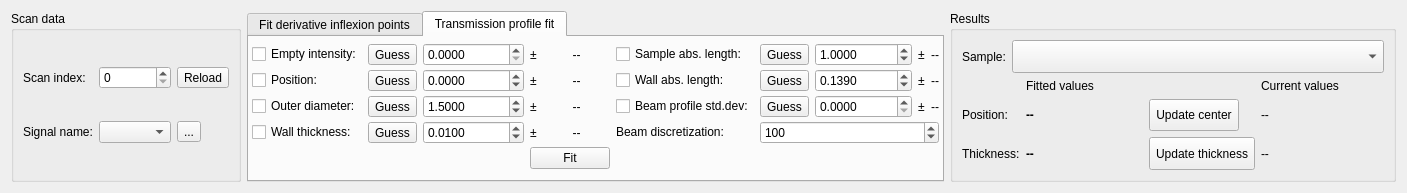
Above: cct/qtgui2/tools/capillarysizer/capillarysizer.ui from awacha/cct before the change. Below: the same form after it.
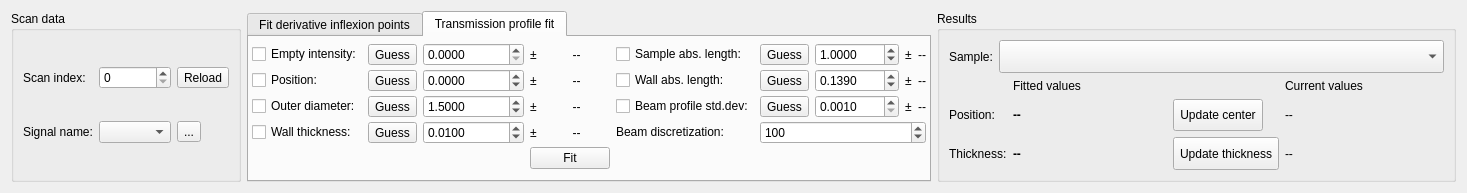
That is the form after the change. The open tabs and pages were chosen to show the change. Icons and pictures are not drawn.

Commit message: Debugging capillary size fitter

```diff
--- a/cct/qtgui2/tools/capillarysizer/capillarysizer.ui
+++ b/cct/qtgui2/tools/capillarysizer/capillarysizer.ui
@@ -6,7 +6,7 @@
    <rect>
     <x>0</x>
     <y>0</y>
-    <width>1407</width>
+    <width>1467</width>
     <height>193</height>
    </rect>
   </property>
@@ -2100,8 +2100,14 @@
            <property name="decimals">
             <number>4</number>
            </property>
+           <property name="minimum">
+            <double>0.000100000000000</double>
+           </property>
            <property name="maximum">
-            <double>100000000000000.000000000000000</double>
+            <double>1000.000000000000000</double>
+           </property>
+           <property name="singleStep">
+            <double>0.010000000000000</double>
            </property>
            <property name="value">
             <double>0.139000000000000</double>
@@ -2158,8 +2164,14 @@
            <property name="decimals">
             <number>4</number>
            </property>
+           <property name="minimum">
+            <double>0.001000000000000</double>
+           </property>
            <property name="maximum">
-            <double>100000000000000.000000000000000</double>
+            <double>20.000000000000000</double>
+           </property>
+           <property name="singleStep">
+            <double>0.050000000000000</double>
            </property>
           </widget>
          </item>
@@ -2184,8 +2196,14 @@
            <property name="decimals">
             <number>4</number>
            </property>
+           <property name="minimum">
+            <double>0.000100000000000</double>
+           </property>
            <property name="maximum">
-            <double>100000000000000.000000000000000</double>
+            <double>1000.000000000000000</double>
+           </property>
+           <property name="singleStep">
+            <double>0.010000000000000</double>
            </property>
            <property name="value">
             <double>1.000000000000000</double>
```
Left out of the diff: 69 changed lines with no effect on the pictures. The commit also changes 1 other file.
